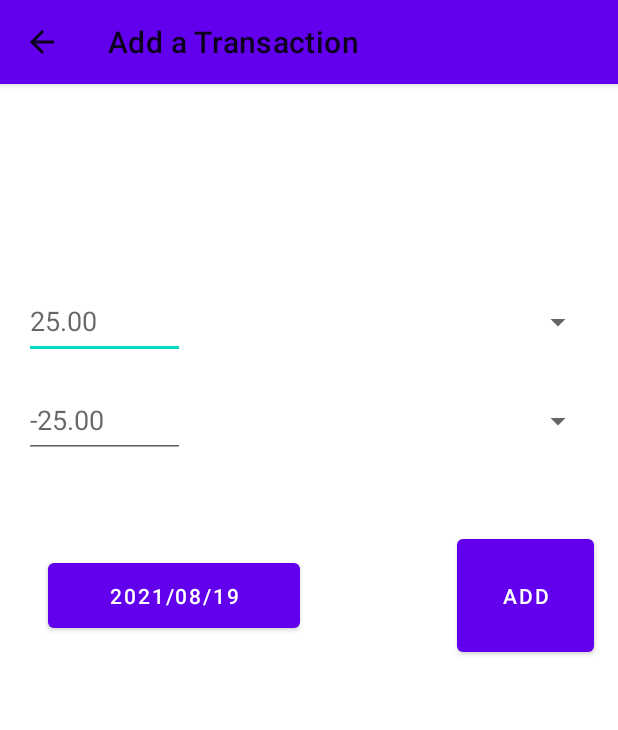
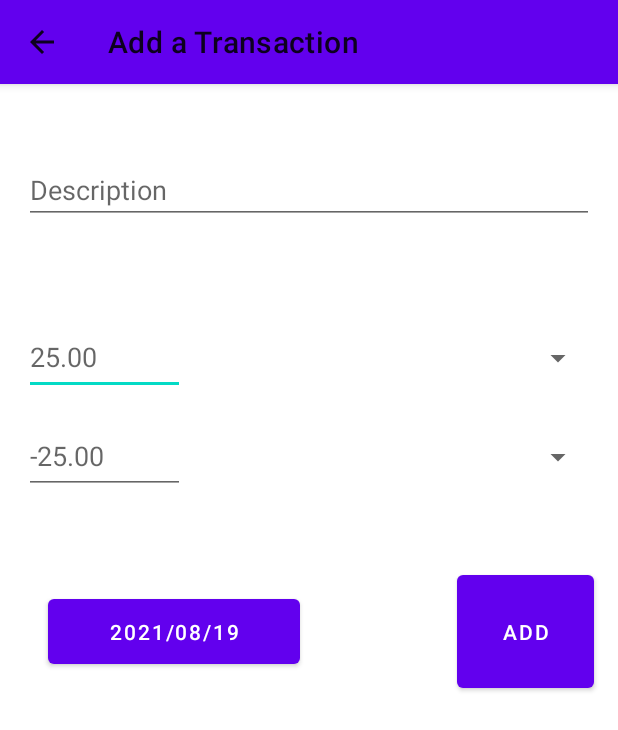
Before and after one commit to PhilipZeratul/HledgerAndroid, an Android app: the AddTransactionActivity screen opened directly, with no data from a screen before it, after a tap on "ADD", on a phone screen of 412 x 824 dp. Shown: the top 730 px of the screen. Run offline under Robolectric (Android 15) with nearby library versions, the phone set to English and light mode, and no system bars.

Commit message:
Finished save transaction to app storage

```diff
--- a/app/src/main/java/com/phillip/hledgerandroid/AddTransactionActivity.java
+++ b/app/src/main/java/com/phillip/hledgerandroid/AddTransactionActivity.java
@@ -4,12 +4,14 @@ import androidx.appcompat.app.ActionBar;
 import androidx.appcompat.app.AppCompatActivity;
 import androidx.appcompat.widget.Toolbar;
 
+import android.content.Context;
 import android.icu.text.SimpleDateFormat;
 import android.icu.util.TimeZone;
 import android.os.Bundle;
 import android.text.Editable;
 import android.text.TextUtils;
 import android.text.TextWatcher;
+import android.util.Log;
 import android.view.View;
 import android.widget.ArrayAdapter;
 import android.widget.Button;
@@ -19,18 +21,24 @@ import android.widget.Spinner;
 import com.google.android.material.datepicker.MaterialDatePicker;
 import com.google.android.material.datepicker.MaterialPickerOnPositiveButtonClickListener;
 
+import java.io.FileNotFoundException;
+import java.io.FileOutputStream;
+import java.io.IOException;
 import java.util.ArrayList;
 import java.util.Date;
 import java.util.Locale;
 
 public class AddTransactionActivity extends AppCompatActivity {
 
+    private static final String journalFileName = "journal.txt";
     private static final String TAG = "HledgerAndroid.AddTransactionActivity";
     private ArrayList<String> accounts = new ArrayList<String>();
+    private EditText editTextDescription;
     private EditText editTextNumber;
     private EditText editTextNumber2;
+    private Spinner spinner;
+    private Spinner spinner2;
     private Button buttonDate;
-    private String pickedDate;
 
     @Override
     protected void onCreate(Bundle savedInstanceState) {
@@ -45,10 +53,15 @@ public class AddTransactionActivity extends AppCompatActivity {
         // Enable the Up button
         ab.setDisplayHomeAsUpEnabled(true);
 
+        setupDescription();
         setupSpinner();
         setupEditText();
         setupDatePicker();
         setupFinishedButton();
+    }
+
+    private void setupDescription() {
+        editTextDescription = (EditText) findViewById(R.id.editText_description);
     }
 
     private void setupSpinner() {
@@ -61,17 +74,17 @@ public class AddTransactionActivity extends AppCompatActivity {
         int spinnerPosition = adapter.getPosition("expenses:Food");
         int spinnerPosition2 = adapter.getPosition("liabilities:PAB Credit Card");
 
-        Spinner spinner = (Spinner) findViewById(R.id.spinner_account_1);
+        spinner = (Spinner) findViewById(R.id.spinner_account_1);
         spinner.setAdapter(adapter);
         spinner.setSelection(spinnerPosition);
-        spinner = (Spinner) findViewById(R.id.spinner_account_2);
-        spinner.setAdapter(adapter);
-        spinner.setSelection(spinnerPosition2);
+        spinner2 = (Spinner) findViewById(R.id.spinner_account_2);
+        spinner2.setAdapter(adapter);
+        spinner2.setSelection(spinnerPosition2);
     }
 
     private void setupEditText() {
-        editTextNumber = (EditText) findViewById(R.id.editTextNumberAccount_1);
-        editTextNumber2 = (EditText) findViewById(R.id.editTextNumberAccount_2);
+        editTextNumber = (EditText) findViewById(R.id.editTextNumber_Account_1);
+        editTextNumber2 = (EditText) findViewById(R.id.editTextNumber_Account_2);
         editTextNumber.addTextChangedListener(new TextWatcher() {
             @Override
             public void beforeTextChanged(CharSequence s, int start, int count, int after) {}
@@ -113,13 +126,11 @@ public class AddTransactionActivity extends AppCompatActivity {
                         SimpleDateFormat simpleFormat = new SimpleDateFormat("yyyy/MM/dd", Locale.US);
                         Date date = new Date((Long) selection + offsetFromUTC);
                         buttonDate.setText(simpleFormat.format(date));
-                        pickedDate = buttonDate.getText().toString();
                     }
                 });
             }
         });
-        pickedDate = new SimpleDateFormat("yyyy/MM/dd", Locale.US).format(new Date());
-        buttonDate.setText(pickedDate);
+        buttonDate.setText(new SimpleDateFormat("yyyy/MM/dd", Locale.US).format(new Date()));
     }
 
     private void setupFinishedButton() {
@@ -127,18 +138,48 @@ public class AddTransactionActivity extends AppCompatActivity {
         button.setOnClickListener(new View.OnClickListener() {
             @Override
             public void onClick(View v) {
+                writeToFile();
                 clearEditText();
             }
         });
     }
 
     private void clearEditText() {
+        editTextDescription.getText().clear();
         editTextNumber.getText().clear();
         editTextNumber2.getText().clear();
     }
 
     // TODO: Write to .csv file
     private void writeToFile() {
+        FileOutputStream out = null;
+        try {
+            out = openFileOutput(journalFileName, Context.MODE_PRIVATE | Context.MODE_APPEND);
 
+            StringBuilder builder = new StringBuilder();
+            builder.append(buttonDate.getText());
+            builder.append(" ");
+            builder.append(editTextDescription.getText());
+            builder.append("\n");
+            builder.append("    ");
+            builder.append((String) spinner.getSelectedItem());
+            builder.append("  ");
+            builder.append(editTextNumber.getText());
+            builder.append("\n");
+            builder.append("    ");
+            builder.append((String) spinner2.getSelectedItem());
+            builder.append("  ");
+            builder.append(editTextNumber2.getText());
+            builder.append("\n");
+            builder.append("\n");
+
+            Log.v(TAG, builder.toString());
+            out.write(builder.toString().getBytes());
+            out.close();
+        } catch (FileNotFoundException e) {
+            e.printStackTrace();
+        } catch (IOException e) {
+            e.printStackTrace();
+        }
     }
 }
--- a/app/src/main/res/layout/activity_display_message.xml
+++ b/app/src/main/res/layout/activity_display_message.xml
@@ -36,17 +36,17 @@
     </com.google.android.material.appbar.AppBarLayout>
 
     <EditText
-        android:id="@+id/editTextNumberAccount_1"
+        android:id="@+id/editTextNumber_Account_1"
         android:layout_width="107dp"
         android:layout_height="50dp"
         android:layout_marginStart="16dp"
-        android:layout_marginTop="133dp"
+        android:layout_marginTop="64dp"
         android:autofillHints="20.00"
         android:ems="10"
         android:hint="25.00"
         android:inputType="numberSigned|numberDecimal"
         app:layout_constraintStart_toStartOf="parent"
-        app:layout_constraintTop_toBottomOf="@+id/appBarLayout" />
+        app:layout_constraintTop_toBottomOf="@+id/editText_description" />
 
     <Spinner
         android:id="@+id/spinner_account_1"
@@ -54,13 +54,13 @@
         android:layout_height="wrap_content"
         android:layout_marginStart="16dp"
         android:layout_marginEnd="16dp"
-        app:layout_constraintBottom_toBottomOf="@+id/editTextNumberAccount_1"
+        app:layout_constraintBottom_toBottomOf="@+id/editTextNumber_Account_1"
         app:layout_constraintEnd_toEndOf="parent"
-        app:layout_constraintStart_toEndOf="@+id/editTextNumberAccount_1"
-        app:layout_constraintTop_toTopOf="@+id/editTextNumberAccount_1" />
+        app:layout_constraintStart_toEndOf="@+id/editTextNumber_Account_1"
+        app:layout_constraintTop_toTopOf="@+id/editTextNumber_Account_1" />
 
     <EditText
-        android:id="@+id/editTextNumberAccount_2"
+        android:id="@+id/editTextNumber_Account_2"
         android:layout_width="107dp"
         android:layout_height="50dp"
         android:layout_marginStart="16dp"
@@ -70,7 +70,7 @@
         android:hint="-25.00"
         android:inputType="numberSigned|numberDecimal"
         app:layout_constraintStart_toStartOf="parent"
-        app:layout_constraintTop_toBottomOf="@+id/editTextNumberAccount_1" />
+        app:layout_constraintTop_toBottomOf="@+id/editTextNumber_Account_1" />
 
     <Spinner
         android:id="@+id/spinner_account_2"
@@ -78,10 +78,10 @@
         android:layout_height="wrap_content"
         android:layout_marginStart="16dp"
         android:layout_marginEnd="16dp"
-        app:layout_constraintBottom_toBottomOf="@+id/editTextNumberAccount_2"
+        app:layout_constraintBottom_toBottomOf="@+id/editTextNumber_Account_2"
         app:layout_constraintEnd_toEndOf="parent"
-        app:layout_constraintStart_toEndOf="@+id/editTextNumberAccount_2"
-        app:layout_constraintTop_toTopOf="@+id/editTextNumberAccount_2" />
+        app:layout_constraintStart_toEndOf="@+id/editTextNumber_Account_2"
+        app:layout_constraintTop_toTopOf="@+id/editTextNumber_Account_2" />
 
     <Button
         android:id="@+id/button_finished"
@@ -101,6 +101,19 @@
         android:layout_marginTop="64dp"
         android:text="2000/00/00"
         app:layout_constraintStart_toStartOf="parent"
-        app:layout_constraintTop_toBottomOf="@+id/editTextNumberAccount_2" />
+        app:layout_constraintTop_toBottomOf="@+id/editTextNumber_Account_2" />
+
+    <EditText
+        android:id="@+id/editText_description"
+        android:layout_width="0dp"
+        android:layout_height="wrap_content"
+        android:layout_marginStart="16dp"
+        android:layout_marginTop="48dp"
+        android:layout_marginEnd="16dp"
+        android:hint="Description"
+        android:inputType="text"
+        app:layout_constraintEnd_toEndOf="parent"
+        app:layout_constraintStart_toStartOf="parent"
+        app:layout_constraintTop_toBottomOf="@+id/appBarLayout" />
 
 </androidx.constraintlayout.widget.ConstraintLayout>
```
